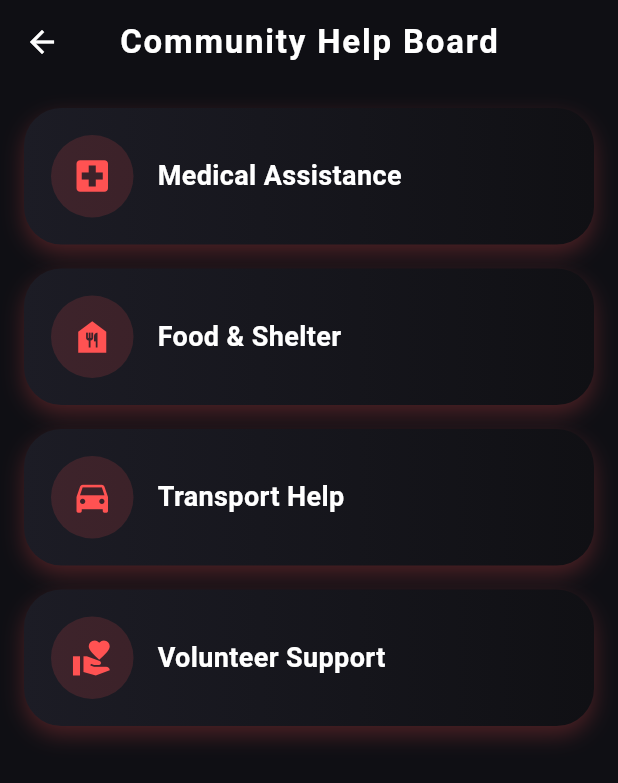
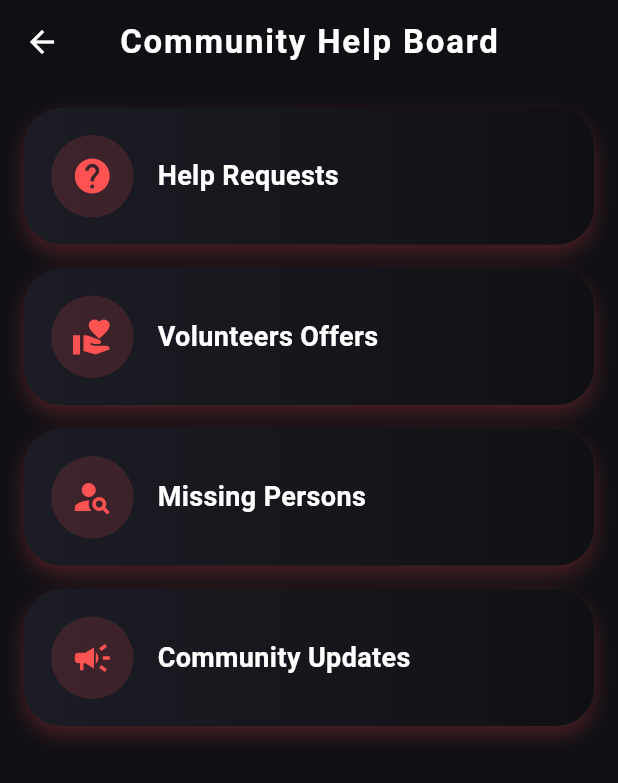
Before and after one commit to jaishrivijayakumar/RescueNetX, a Flutter app: the CommunityHelpBoard screen opened by its route, on a phone screen of 412 x 824 dp. Shown: the top 783 px of the screen. Run offline on Flutter 3.47's test engine with Material 3 defaults, Android fonts, the phone set to English and light mode, and no system bars; our stand-ins replace shared_preferences; accounts and stored records are empty.

Commit message:
Updated Feature names

```diff
--- a/rescue_net_x/lib/screens/community_help_board.dart
+++ b/rescue_net_x/lib/screens/community_help_board.dart
@@ -27,20 +27,20 @@ class CommunityHelpBoard extends StatelessWidget {
         child: Column(
           children: [
             _helpCard(
-              icon: Icons.local_hospital,
-              title: 'Medical Assistance',
-            ),
-            _helpCard(
-              icon: Icons.food_bank,
-              title: 'Food & Shelter',
-            ),
-            _helpCard(
-              icon: Icons.directions_car,
-              title: 'Transport Help',
+              icon: Icons.help,
+              title: 'Help Requests',
             ),
             _helpCard(
               icon: Icons.volunteer_activism,
-              title: 'Volunteer Support',
+              title: 'Volunteers Offers',
+            ),
+            _helpCard(
+              icon: Icons.person_search,
+              title: 'Missing Persons',
+            ),
+            _helpCard(
+              icon: Icons.campaign,
+              title: 'Community Updates',
             ),
           ],
         ),
--- a/rescue_net_x/lib/screens/food_water_support.dart
+++ b/rescue_net_x/lib/screens/food_water_support.dart
@@ -27,20 +27,16 @@ class FoodWaterSupport extends StatelessWidget {
         child: Column(
           children: [
             _foodCard(
-              icon: Icons.food_bank,
-              title: 'Food Distribution',
+              icon: Icons.warehouse,
+              title: 'Relief Distribution Centres',
             ),
             _foodCard(
-              icon: Icons.water_drop,
-              title: 'Drinking Water',
-            ),
-            _foodCard(
-              icon: Icons.restaurant,
+              icon: Icons.soup_kitchen,
               title: 'Community Kitchens',
             ),
             _foodCard(
               icon: Icons.volunteer_activism,
-              title: 'Volunteer Food Help',
+              title: 'NGO Food Points',
             ),
           ],
         ),
```
Also changed, not shown: rescue_net_x/lib/screens/medical_emergency.dart (+5 -5 lines), rescue_net_x/lib/screens/shelter_finder.dart (+13 -9 lines).
